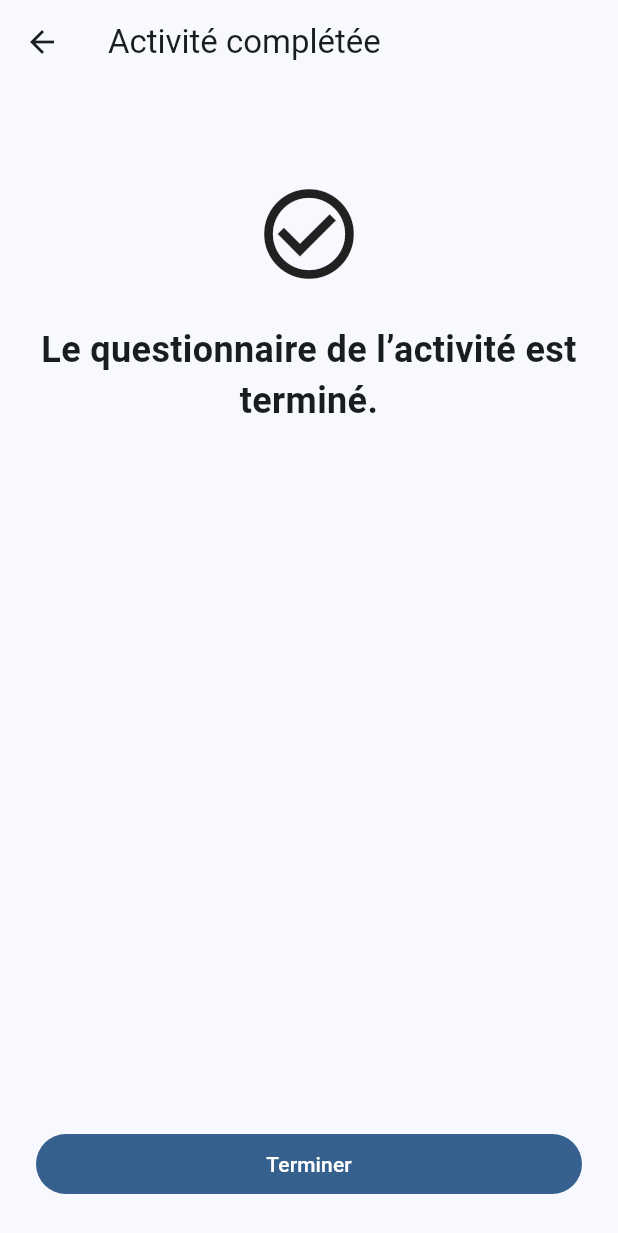
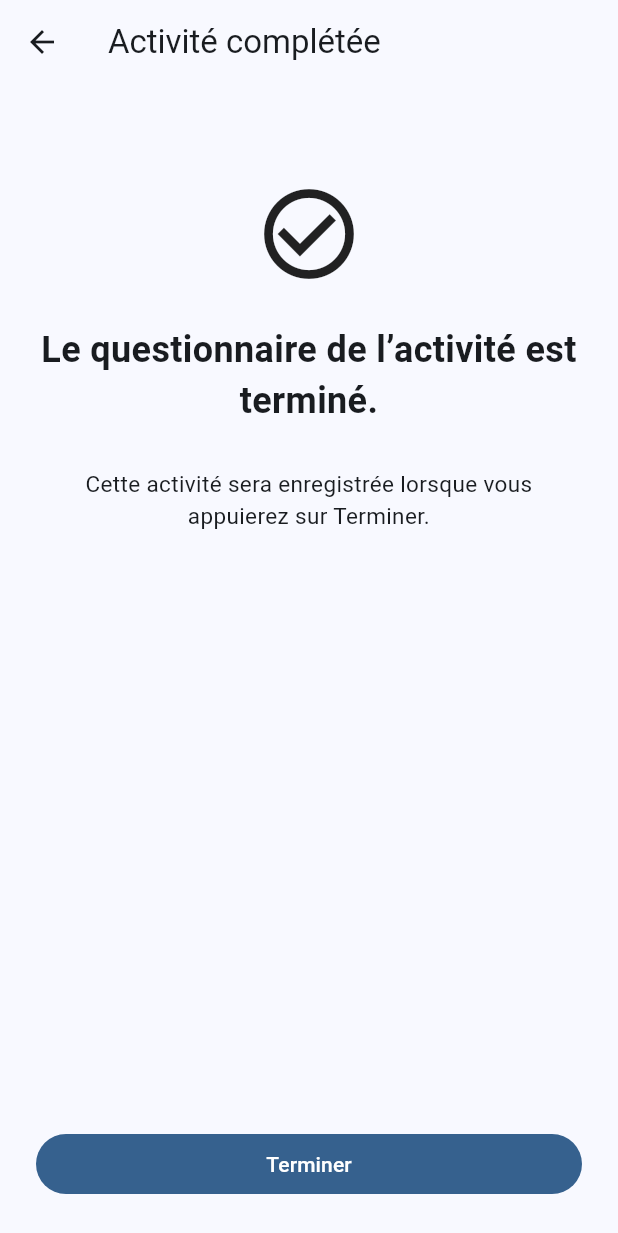
Before and after one commit to fanimpact/safekids, a Flutter app: the ActivityClothingChangePage screen opened directly with empty values, after a tap on "Continuer", on a phone screen of 412 x 824 dp. Shown: the top 1233 px of the screen. Run offline on Flutter 3.47's test engine with Material 3 defaults, Android fonts, the phone set to English and light mode, and no system bars; accounts and stored records are empty.

Commit message:
architecture activite terminee-projet propre avant association des enfants

```diff
--- a/lib/activity_pages/activity_clothing_change_page.dart
+++ b/lib/activity_pages/activity_clothing_change_page.dart
@@ -74,26 +74,27 @@ class _ActivityClothingChangePageState
               ),
             ),
 
-            RadioListTile<bool>(
-              title: const Text('Oui'),
-              value: true,
+            const SizedBox(height: 8),
+
+            RadioGroup<bool>(
               groupValue: _hasClothingChange,
               onChanged: (value) {
                 setState(() {
                   _hasClothingChange = value;
                 });
               },
-            ),
-
-            RadioListTile<bool>(
-              title: const Text('Non'),
-              value: false,
-              groupValue: _hasClothingChange,
-              onChanged: (value) {
-                setState(() {
-                  _hasClothingChange = value;
-                });
-              },
+              child: const Column(
+                children: [
+                  RadioListTile<bool>(
+                    title: Text('Oui'),
+                    value: true,
+                  ),
+                  RadioListTile<bool>(
+                    title: Text('Non'),
+                    value: false,
+                  ),
+                ],
+              ),
             ),
 
             const SizedBox(height: 36),
--- a/lib/activity_pages/activity_session_complete_page.dart
+++ b/lib/activity_pages/activity_session_complete_page.dart
@@ -1,6 +1,8 @@
 import 'package:flutter/material.dart';
 
 import '../models/activity_session/activity_session_data.dart';
+import '../repositories/activity_session_repository.dart';
+import 'activities_home_page.dart';
 
 class ActivitySessionCompletePage extends StatelessWidget {
   final ActivitySessionData sessionData;
@@ -11,7 +13,16 @@ class ActivitySessionCompletePage extends StatelessWidget {
   });
 
   void _finish(BuildContext context) {
-    Navigator.of(context).popUntil(
+    ActivitySessionRepository.instance.addActivity(
+      sessionData,
+    );
+
+    Navigator.pushAndRemoveUntil(
+      context,
+      MaterialPageRoute(
+        builder: (context) =>
+            const ActivitiesHomePage(),
+      ),
       (route) => route.isFirst,
     );
   }
@@ -62,6 +73,16 @@ class ActivitySessionCompletePage extends StatelessWidget {
                   ),
                 ),
 
+              const SizedBox(height: 12),
+
+              const Text(
+                'Cette activité sera enregistrée lorsque vous appuierez sur Terminer.',
+                textAlign: TextAlign.center,
+                style: TextStyle(
+                  fontSize: 15,
+                ),
+              ),
+
               const Spacer(),
 
               FilledButton(
--- /dev/null
+++ b/lib/models/activity_session/complete_activity_session_data.dart
@@ -0,0 +1,27 @@
+import 'activity_session_data.dart';
+
+class CompleteActivitySessionData {
+  ActivitySessionData activity;
+
+  final List<String> childIds;
+
+  bool questionnaireCompleted;
+
+  bool recommendationsGenerated;
+
+  CompleteActivitySessionData({
+    required this.activity,
+    this.childIds = const [],
+    this.questionnaireCompleted = true,
+    this.recommendationsGenerated = false,
+  });
+
+  String? get activityName =>
+      activity.activityName;
+
+  DateTime? get date =>
+      activity.date;
+
+  String? get location =>
+      activity.location;
+}
```
Also changed, not shown: lib/activity_pages/activity_overnight_stay_page.dart (+23 -15 lines), lib/activity_pages/activity_safety_page.dart (+14 -9 lines), lib/activity_pages/activity_transport_page.dart (+21 -16 lines), lib/activity_pages/activity_trigger_factors_page.dart (+14 -9 lines), lib/activity_pages/activity_walking_effort_page.dart (+14 -9 lines), lib/activity_pages/activity_water_page.dart (+17 -14 lines), lib/activity_pages/saved_activities_page.dart (+59 -9 lines), lib/demo_page.dart (+32 -16 lines), lib/repositories/activity_session_repository.dart (added, +74 -0 lines).
